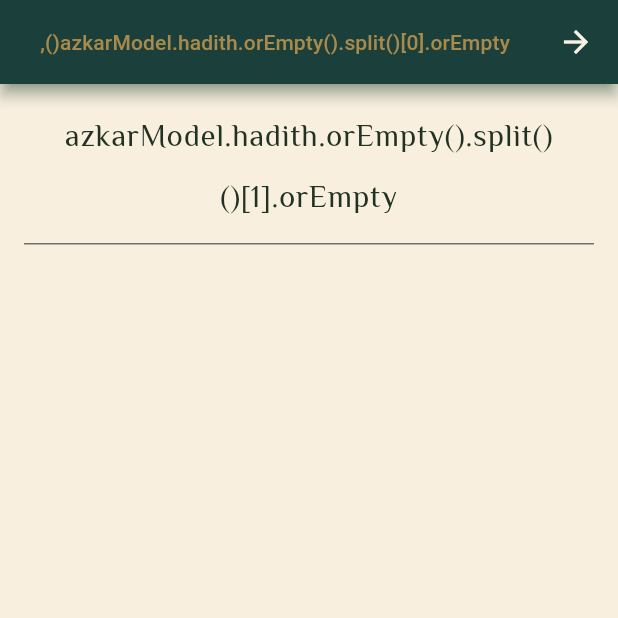
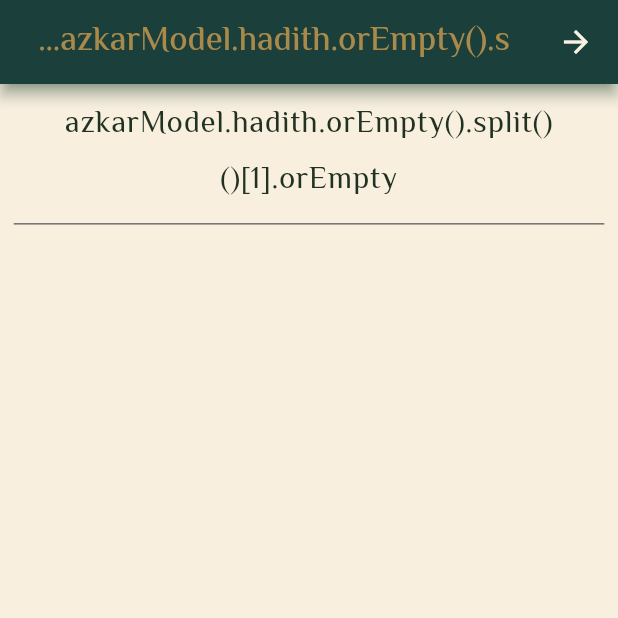
Before and after one commit to abdoSamehDev/elmuslim_app, a Flutter app: the ZekrBuilderView screen opened directly with empty values, on a phone screen of 412 x 824 dp, the top half of it. Run offline on Flutter 3.47's test engine with Material 2 defaults, Android fonts, the phone set to English and light mode, and no system bars; our stand-ins replace dartz, easy_localization, equatable, flutter_bloc, flutter_phoenix, flutter_screenutil and 4 more; accounts and stored records are empty; project files that could hold a hidden picture were left out.

Commit message:
testing app responsive for width, height, text size

```diff
--- a/lib/presentation/common/components/components.dart
+++ b/lib/presentation/common/components/components.dart
@@ -1,10 +1,14 @@
 import 'package:flutter/material.dart';
+import 'package:flutter_screenutil/flutter_screenutil.dart';
 import 'package:islamic_app/presentation/resources/values.dart';
 
 Widget getSeparator(BuildContext context){
-  return Container(
-    width: double.infinity,
-    height: AppSize.s1,
-    color: Theme.of(context).unselectedWidgetColor,
+  return Padding(
+    padding: EdgeInsets.symmetric(vertical: AppPadding.p8.h),
+    child: Container(
+      width: double.infinity,
+      height: AppSize.s1,
+      color: Theme.of(context).unselectedWidgetColor,
+    ),
   );
 }
--- a/lib/presentation/resources/theme.dart
+++ b/lib/presentation/resources/theme.dart
@@ -224,7 +224,9 @@ ThemeData getApplicationLDarkTheme() {
         // fontSize: FontSize.s24,
         fontFamily: FontConstants.meQuranFontFamily,
         fontWeight: FontWeightsManager.medium,
-        color: ColorManager.gold, wordSpacing: 5, letterSpacing: 0.1,
+        color: ColorManager.gold,
+        // wordSpacing: 5,
+        // letterSpacing: 0.1,
       ),
       iconTheme: IconThemeData(
         color: ColorManager.white,
--- a/lib/presentation/resources/values.dart
+++ b/lib/presentation/resources/values.dart
@@ -9,6 +9,7 @@ class AppMargin {
 
 class AppPadding {
   static const double p2 = 2.0;
+  static const double p5 = 5.0;
   static const double p8 = 8.0;
   static const double p12 = 12.0;
   static const double p14 = 14.0;
@@ -21,6 +22,7 @@ class AppPadding {
 
 class AppSize {
   static const double s0 = 0.0;
+  static const double s0_5 = 0.5;
   static const double s1 = 1.0;
   static const double s2 = 2.0;
   static const double s1_5 = 1.5;
--- a/lib/presentation/zekr_builder/view/zekr_builder_view.dart
+++ b/lib/presentation/zekr_builder/view/zekr_builder_view.dart
@@ -1,7 +1,9 @@
 import 'package:flutter/material.dart';
+import 'package:flutter_screenutil/flutter_screenutil.dart';
 import 'package:islamic_app/app/utils/extentions.dart';
 import 'package:islamic_app/domain/models/azkar/azkar_model.dart';
 import 'package:islamic_app/presentation/common/components/components.dart';
+import 'package:islamic_app/presentation/resources/color_manager.dart';
 import 'package:islamic_app/presentation/resources/values.dart';
 
 class ZekrBuilderView extends StatelessWidget {
@@ -14,10 +16,15 @@ class ZekrBuilderView extends StatelessWidget {
     return Scaffold(
       appBar: AppBar(
         title: Text('''azkarModel.hadith.orEmpty().split('''
-            ''')[0].orEmpty(),'''),
+            ''')[0].orEmpty(),''',
+          style: Theme.of(context).textTheme.titleLarge?.copyWith(
+              color: ColorManager.gold
+          ),
+        ),
+
       ),
       body: Padding(
-        padding: const EdgeInsets.all(AppPadding.p16),
+        padding: EdgeInsets.all(AppPadding.p8.r),
         child: SingleChildScrollView(
           physics: const BouncingScrollPhysics(),
           child: Column(
@@ -29,18 +36,15 @@ class ZekrBuilderView extends StatelessWidget {
                 ''')[1].orEmpty()''',
                 textAlign: TextAlign.center,
                 style: Theme.of(context).textTheme.bodyLarge?.copyWith(
-                      height: AppSize.s2,
+                      height: AppSize.s1_5.h,
                     ),
               ),
-              Padding(
-                padding: const EdgeInsets.symmetric(vertical: AppPadding.p8),
-                child: getSeparator(context),
-              ),
+              getSeparator(context),
               Text(
                 azkarModel.description.orEmpty(),
                 textAlign: TextAlign.center,
                 style: Theme.of(context).textTheme.bodySmall?.copyWith(
-                    height: AppSize.s1_5,
+                    height: AppSize.s1.h,
                     color: Theme.of(context).unselectedWidgetColor),
               ),
             ],
```
Also changed, not shown: lib/app/app.dart (+19 -4 lines), lib/presentation/hadith_builder/view/hadith_builder_view.dart (+9 -7 lines), lib/presentation/home/screens/azkar/view/azkar_screen.dart (+11 -3 lines), lib/presentation/home/screens/hadith/view/hadith_screen.dart (+11 -3 lines), lib/presentation/home/screens/quran/view/quran_screen.dart (+11 -3 lines), lib/presentation/home/view/home_view.dart (+15 -9 lines).
